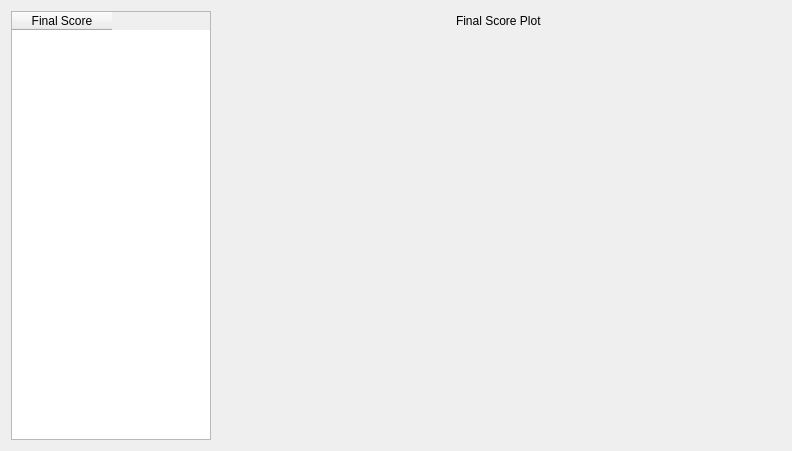
Old version of the form src/gui/mca_result_view.ui in the repository Ecotrust/delphos.
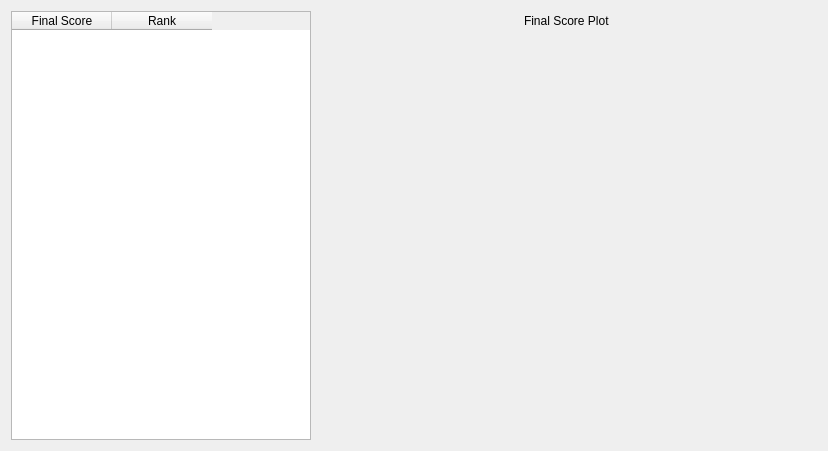
New version of the form. Custom widgets are drawn as their Qt base class.

Commit message: finished documentation and added ties to external documentation including samples, numerous little ui fixes.  added ranking of scores in final result table

What changed in the file:
```diff
--- a/src/gui/mca_result_view.ui
+++ b/src/gui/mca_result_view.ui
@@ -17,7 +17,7 @@
     <widget class="FinalScoreTableWidget" name="final_table" >
      <property name="minimumSize" >
       <size>
-       <width>200</width>
+       <width>300</width>
        <height>0</height>
       </size>
      </property>
@@ -44,6 +44,11 @@
        <string>Final Score</string>
       </property>
      </column>
+     <column>
+      <property name="text" >
+       <string>Rank</string>
+      </property>
+     </column>
     </widget>
    </item>
    <item>
```
Left out of the diff: 2 changed lines with no effect on the pictures. The commit also changes 22 other files.
